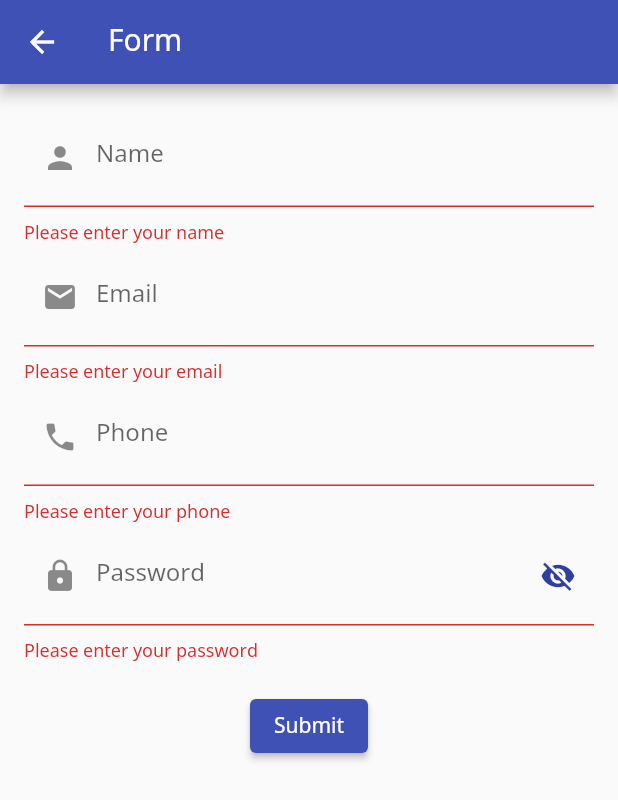
After one commit to saypadith/flutter_class_ceit_2022, a Flutter app: the FormScreen screen opened directly, after a tap on "Submit", on a phone screen of 412 x 824 dp. The commit adds this screen. Shown: the top 800 px of the screen. Run offline on Flutter 3.47's test engine with Material 2 defaults, Android fonts, the phone set to English and light mode, and no system bars; our stand-ins replace shared_preferences; accounts and stored records are empty; network calls fail.

Commit message:
add form for flutter

```diff
--- /dev/null
+++ b/lib/screens/form_screen.dart
@@ -0,0 +1,146 @@
+import 'package:flutter/material.dart';
+import 'package:flutter/src/widgets/container.dart';
+import 'package:flutter/src/widgets/framework.dart';
+
+class FormScreen extends StatefulWidget {
+  const FormScreen({super.key});
+
+  @override
+  State<FormScreen> createState() => _FormScreenState();
+}
+
+class _FormScreenState extends State<FormScreen> {
+  final _formKey = GlobalKey<FormState>();
+  bool? _passwordVisible;
+  TextEditingController _nameController = TextEditingController();
+  TextEditingController _emailController = TextEditingController();
+  TextEditingController _phoneController = TextEditingController();
+  TextEditingController _passwordController = TextEditingController();
+
+  @override
+  void initState() {
+    _passwordVisible = false;
+  }
+
+  @override
+  Widget build(BuildContext context) {
+    return Scaffold(
+      appBar: AppBar(
+        title: const Text('Form'),
+      ),
+      body: SingleChildScrollView(
+        child: Form(
+          key: _formKey,
+          child: Container(
+              padding: const EdgeInsets.all(16),
+              child: Column(
+                children: [
+                  TextFormField(
+                    controller: _nameController,
+                    decoration: const InputDecoration(
+                      labelText: 'Name',
+                      hintText: 'Enter your name',
+                      prefixIcon: Icon(Icons.person),
+                    ),
+                    keyboardType: TextInputType.name,
+                    validator: (value) {
+                      if (value!.isEmpty) {
+                        return 'Please enter your name';
+                      }
+                      return null;
+                    },
+                  ),
+                  TextFormField(
+                    controller: _emailController,
+                    decoration: const InputDecoration(
+                      labelText: 'Email',
+                      hintText: 'Enter your email',
+                      prefixIcon: Icon(Icons.email),
+                    ),
+                    keyboardType: TextInputType.emailAddress,
+                    validator: (value) {
+                      if (value!.isEmpty) {
+                        return 'Please enter your email';
+                      } else if (!value.contains('@')) {
+                        return 'Please enter a valid email';
+                      } else if (!value.contains('.')) {
+                        return 'Please enter a valid email';
+                      }
+                      return null;
+                    },
+                  ),
+                  // phone form
+                  TextFormField(
+                    controller: _phoneController,
+                    decoration: const InputDecoration(
+                      labelText: 'Phone',
+                      hintText: 'Enter your phone',
+                      prefixIcon: Icon(Icons.phone),
+                    ),
+                    keyboardType: TextInputType.phone,
+                    validator: (value) {
+                      if (value!.isEmpty) {
+                        return 'Please enter your phone';
+                      } else if (value.length < 8) {
+                        return 'ເບີໂທລະສັບຕ້ອງມີຢູ່ຢ່າງນ້ອຍ 8 ຕົວ';
+                      }
+                      return null;
+                    },
+                  ),
+                  TextFormField(
+                    controller: _passwordController,
+                    decoration: InputDecoration(
+                      labelText: 'Password',
+                      hintText: 'Enter your password',
+                      // Here is key idea
+                      prefixIcon: const Icon(Icons.lock),
+                      suffixIcon: IconButton(
+                        icon: Icon(
+                          // Based on passwordVisible state choose the icon
+                          _passwordVisible!
+                              ? Icons.visibility
+                              : Icons.visibility_off,
+                          color: Theme.of(context).primaryColorDark,
+                        ),
+                        onPressed: () {
+                          // Update the state i.e. toogle the state of passwordVisible variable
+                          setState(() {
+                            _passwordVisible = !_passwordVisible!;
+                          });
+                        },
+                      ),
+                    ),
+                    keyboardType: TextInputType.visiblePassword,
+                    validator: (value) {
+                      if (value!.isEmpty) {
+                        return 'Please enter your password';
+                      } else if (value.length < 10) {
+                        return 'ລະຫັດຜ່ານຕ້ອງມີຢູ່ຢ່າງນ້ອຍ 10 ຕົວ';
+                      } else if (!value.contains(RegExp(r'[A-Z]'))) {
+                        return 'ລະຫັດຜ່ານຕ້ອງມີຢູ່ຢ່າງນ້ອຍ 1 ຕົວພິມໃຫຍ່';
+                      } else if (!value.contains(RegExp(r'[a-z]'))) {
+                        return 'ລະຫັດຜ່ານຕ້ອງມີຢູ່ຢ່າງນ້ອຍ 1 ຕົວພິມນ້ອຍ';
+                      } else if (!value.contains(RegExp(r'[0-9]'))) {
+                        return 'ລະຫັດຜ່ານຕ້ອງມີຢູ່ຢ່າງນ້ອຍ 1 ຕົວເລກ';
+                      }
+                      return null;
+                    },
+                    obscureText: !_passwordVisible!,
+                  ),
+                  const SizedBox(height: 16),
+                  ElevatedButton(
+                      onPressed: () {
+                        if (_formKey.currentState!.validate()) {
+                          ScaffoldMessenger.of(context).showSnackBar(SnackBar(
+                              content: Text(
+                                  'Name: ${_nameController.text} Email: ${_emailController.text} Phone: ${_phoneController.text} Password: ${_passwordController.text}')));
+                        }
+                      },
+                      child: Text("Submit"))
+                ],
+              )),
+        ),
+      ),
+    );
+  }
+}
--- a/lib/screens/home_screen.dart
+++ b/lib/screens/home_screen.dart
@@ -1,6 +1,7 @@
 import 'package:flutter/material.dart';
 import 'package:flutter_starter/screens/about_us.dart';
 import 'package:flutter_starter/screens/detail.dart';
+import 'package:flutter_starter/screens/form_screen.dart';
 
 class HomeScreen extends StatelessWidget {
   const HomeScreen({super.key});
@@ -77,6 +78,14 @@ class HomeScreen extends StatelessWidget {
                         MaterialPageRoute(builder: (context) => AboutUs()));
                   },
                   child: const Text("About us"),
+                ),
+                const SizedBox(width: 20),
+                ElevatedButton(
+                  onPressed: () {
+                    Navigator.push(context,
+                        MaterialPageRoute(builder: (context) => FormScreen()));
+                  },
+                  child: const Text("Form"),
                 )
               ],
             ),
```
